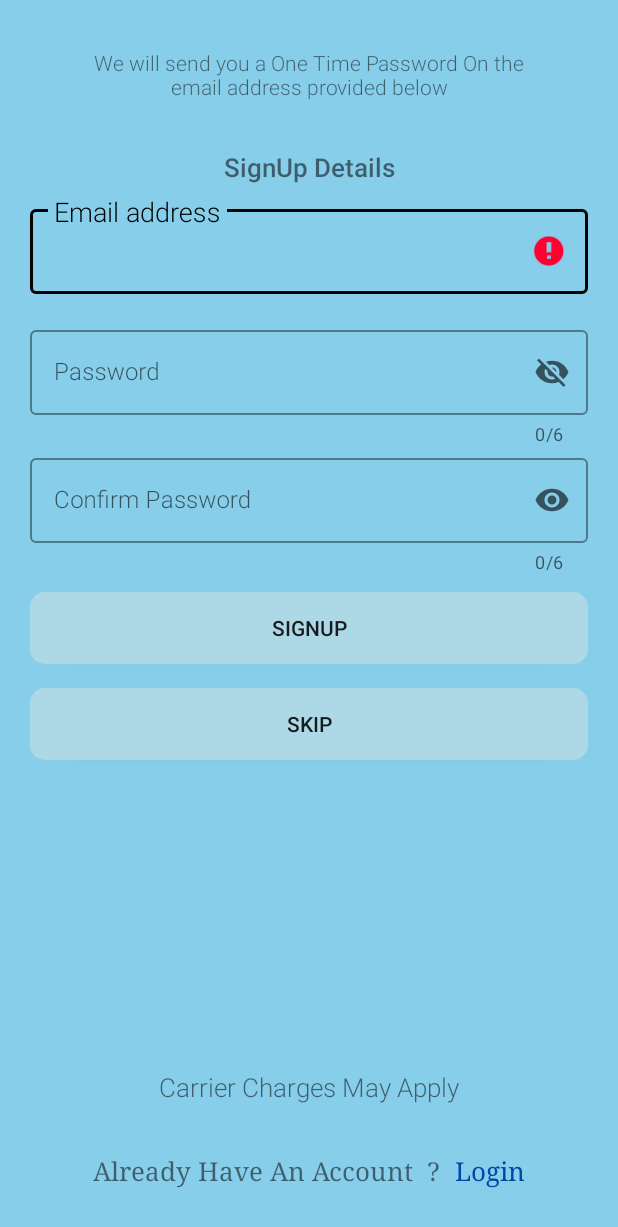
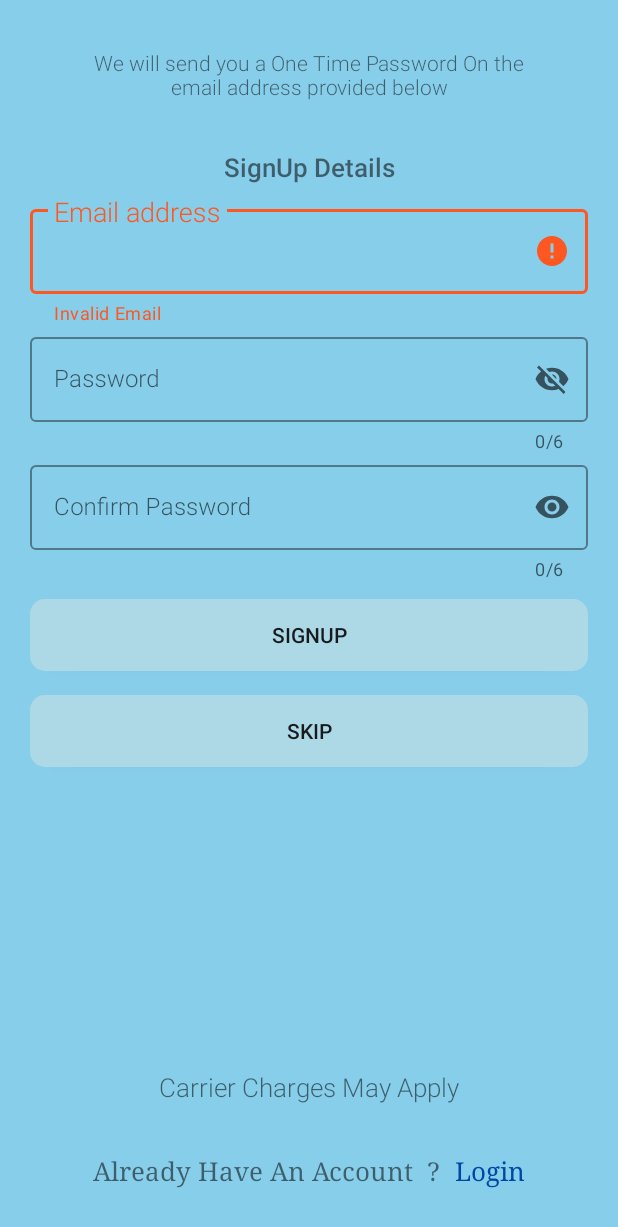
Before and after one commit to Greychip45/Throwchat, an Android app: the SignUpActivity screen opened directly, with no data from a screen before it, after a tap on an icon or button, on a phone screen of 412 x 824 dp. Shown: the top 1227 px of the screen. Run offline under Robolectric (Android 15) with nearby library versions, the phone set to English and light mode, and no system bars; our stand-ins replace Firebase (no records; nobody signed in at launch, a user with empty details on screens opened directly); 2 other taps on this screen came first.

Commit message:
Throwchat commited

```diff
--- a/app/src/main/java/com/example/friendsbook/Adapters/ChatAdapter.java
+++ b/app/src/main/java/com/example/friendsbook/Adapters/ChatAdapter.java
@@ -47,10 +47,10 @@ public class ChatAdapter extends RecyclerView.Adapter<ChatAdapter.ViewHolder> {
         String chatBubbleNum = sp.getString("bubbles", "false");
 
             if (viewType == SENDER_VIEW_TYPE) {
-                View view = LayoutInflater.from(context).inflate(R.layout.rounded_sample_sender, parent, false);
+                View view = LayoutInflater.from(context).inflate(R.layout.card_chat_item_sender, parent, false);
                 return new ViewHolder(view);
             } else {
-                View view = LayoutInflater.from(context).inflate(R.layout.rounded_sample_receiver, parent, false);
+                View view = LayoutInflater.from(context).inflate(R.layout.card_chat_item_receiver, parent, false);
                 return new ViewHolder(view);
             }
 
--- a/app/src/main/java/com/example/friendsbook/SignUpActivity.java
+++ b/app/src/main/java/com/example/friendsbook/SignUpActivity.java
@@ -5,7 +5,10 @@ import androidx.appcompat.app.AppCompatActivity;
 
 import android.app.ProgressDialog;
 import android.content.Intent;
+import android.graphics.Color;
 import android.os.Bundle;
+import android.text.Editable;
+import android.text.TextWatcher;
 import android.view.View;
 import android.widget.Button;
 import android.widget.EditText;
@@ -14,6 +17,7 @@ import android.widget.Toast;
 
 import com.google.android.gms.tasks.OnCompleteListener;
 import com.google.android.gms.tasks.Task;
+import com.google.android.material.textfield.TextInputLayout;
 import com.google.firebase.auth.AuthResult;
 import com.google.firebase.auth.FirebaseAuth;
 import com.google.firebase.auth.FirebaseUser;
@@ -24,6 +28,7 @@ public class SignUpActivity extends AppCompatActivity {
     Button btnRegister,btnSkip;
     String emailPattern = "[a-zA-Z0-9._-]+@[a-z]+\\.+[a-z]+";
     ProgressDialog progressDialog;
+    TextInputLayout emailLayout,pwdLayout,cpwdlayout;
 
     FirebaseAuth mAuth;
     FirebaseUser mUser;
@@ -45,10 +50,59 @@ public class SignUpActivity extends AppCompatActivity {
 
 
 
+        emailLayout = findViewById(R.id.email_layout);
+        pwdLayout = findViewById(R.id.pwd_layout);
+        cpwdlayout = findViewById(R.id.cpwd_layout);
+
         btnSkip = findViewById(R.id.btnSkip);
         inputSignInEmail=findViewById(R.id.inputSignUpEmail);
         inputSignInPassword=findViewById(R.id.inputSignUpPassword);
         inputConfirmPassword=findViewById(R.id.inputConfirmPassword);
+
+        inputSignInEmail.addTextChangedListener(new TextWatcher() {
+            @Override
+            public void beforeTextChanged(CharSequence charSequence, int i, int i1, int i2) {
+
+
+            }
+
+            @Override
+            public void onTextChanged(CharSequence charSequence, int i, int i1, int i2) {
+
+                emailLayout.setErrorEnabled(false);
+
+            }
+
+            @Override
+            public void afterTextChanged(Editable editable) {
+
+                emailLayout.setErrorEnabled(false);
+            }
+        });
+
+        inputSignInPassword.addTextChangedListener(new TextWatcher() {
+            @Override
+            public void beforeTextChanged(CharSequence charSequence, int i, int i1, int i2) {
+
+            }
+
+            @Override
+            public void onTextChanged(CharSequence charSequence, int i, int i1, int i2) {
+
+                cpwdlayout.setErrorEnabled(false);
+                pwdLayout.setErrorEnabled(false);
+
+                inputConfirmPassword.setText("");
+
+            }
+
+            @Override
+            public void afterTextChanged(Editable editable) {
+
+            }
+        });
+
+
 
         btnRegister=findViewById(R.id.btnRegister);
         progressDialog= new ProgressDialog(this);
@@ -94,16 +148,17 @@ public class SignUpActivity extends AppCompatActivity {
 
 
         if(!email.matches(emailPattern)) {
-            inputSignInEmail.setError("Invalid Email");
+            emailLayout.setError("Invalid Email");
 
         } else if(password.isEmpty() || password.length()<6 ) {
-            inputSignInPassword.setError("Password should be six characters");
+            pwdLayout.setError("Password should be six characters");
+
 
         } else if(confirmPassword.length()<6) {
-            inputSignInPassword.setError("Password should be six characters");
+            pwdLayout.setError("Password should be six characters");
         } else if(!confirmPassword.equals(password)) {
-            inputSignInPassword.setError("");
-            inputConfirmPassword.setError("");
+            pwdLayout.setError("Password do not match");
+            cpwdlayout.setError("Password do not match");
 
 
         } else {
--- a/app/src/main/res/layout/activity_sign_up.xml
+++ b/app/src/main/res/layout/activity_sign_up.xml
@@ -73,7 +73,7 @@
         android:textStyle="bold"
         app:layout_constraintEnd_toEndOf="parent"
         app:layout_constraintStart_toStartOf="parent"
-        app:layout_constraintTop_toBottomOf="@+id/textInputLayout7" />
+        app:layout_constraintTop_toBottomOf="@+id/cpwd_layout" />
 
     <Button
         android:id="@+id/btnSkip"
@@ -93,7 +93,7 @@
         app:layout_constraintTop_toBottomOf="@+id/btnRegister" />
 
     <com.google.android.material.textfield.TextInputLayout
-        android:id="@+id/textInputLayout4"
+        android:id="@+id/email_layout"
         style="@style/Widget.MaterialComponents.TextInputLayout.OutlinedBox"
         android:layout_width="match_parent"
         android:layout_height="wrap_content"
@@ -104,7 +104,7 @@
         android:animateLayoutChanges="false"
         android:animationCache="false"
         app:boxStrokeColor="@color/black"
-        app:errorEnabled="false"
+        app:errorEnabled="true"
         app:hintTextAppearance="@style/TextAppearance.AppCompat.Medium"
         app:hintTextColor="@color/black"
         app:layout_constraintEnd_toEndOf="parent"
@@ -122,12 +122,11 @@
     </com.google.android.material.textfield.TextInputLayout>
 
     <com.google.android.material.textfield.TextInputLayout
-        android:id="@+id/textInputLayout6"
+        android:id="@+id/pwd_layout"
         style="@style/Widget.MaterialComponents.TextInputLayout.OutlinedBox"
         android:layout_width="match_parent"
         android:layout_height="wrap_content"
         android:layout_marginStart="20dp"
-        android:layout_marginTop="16dp"
         android:layout_marginEnd="20dp"
         android:alwaysDrawnWithCache="false"
         android:animateLayoutChanges="false"
@@ -136,12 +135,12 @@
         app:counterEnabled="true"
         app:counterMaxLength="6"
         app:endIconMode="password_toggle"
-        app:errorEnabled="false"
+        app:errorEnabled="true"
         app:hintTextAppearance="@style/TextAppearance.AppCompat.Medium"
         app:hintTextColor="@color/black"
         app:layout_constraintEnd_toEndOf="parent"
         app:layout_constraintStart_toStartOf="parent"
-        app:layout_constraintTop_toBottomOf="@+id/textInputLayout4">
+        app:layout_constraintTop_toBottomOf="@+id/email_layout">
 
         <com.google.android.material.textfield.TextInputEditText
             android:id="@+id/inputSignUpPassword"
@@ -153,7 +152,7 @@
     </com.google.android.material.textfield.TextInputLayout>
 
     <com.google.android.material.textfield.TextInputLayout
-        android:id="@+id/textInputLayout7"
+        android:id="@+id/cpwd_layout"
         style="@style/Widget.MaterialComponents.TextInputLayout.OutlinedBox"
         android:layout_width="match_parent"
         android:layout_height="wrap_content"
@@ -164,12 +163,12 @@
         app:counterEnabled="true"
         app:counterMaxLength="6"
         app:endIconMode="password_toggle"
-        app:errorEnabled="false"
+        app:errorEnabled="true"
         app:hintTextAppearance="@style/TextAppearance.AppCompat.Medium"
         app:hintTextColor="@color/black"
         app:layout_constraintEnd_toEndOf="parent"
         app:layout_constraintStart_toStartOf="parent"
-        app:layout_constraintTop_toBottomOf="@+id/textInputLayout6">
+        app:layout_constraintTop_toBottomOf="@+id/pwd_layout">
 
         <com.google.android.material.textfield.TextInputEditText
             android:id="@+id/inputConfirmPassword"
--- a/app/src/main/res/values/styles.xml
+++ b/app/src/main/res/values/styles.xml
@@ -13,4 +13,10 @@
         <item name="titleTextAppearance">@style/toolbartext</item>
 
     </style>
+
+    <style name="roundimageview" parent = "">
+        <item name="cornerFamily" >rounded</item>
+        <item name="cornerSize">10dp</item>
+        <item name="color">@color/white</item>
+    </style>
 </resources>
```
Also changed, not shown: app/src/main/java/com/example/friendsbook/chatActivity.java (+43 -11 lines), app/src/main/res/layout/activity_chat.xml (+101 -58 lines).
